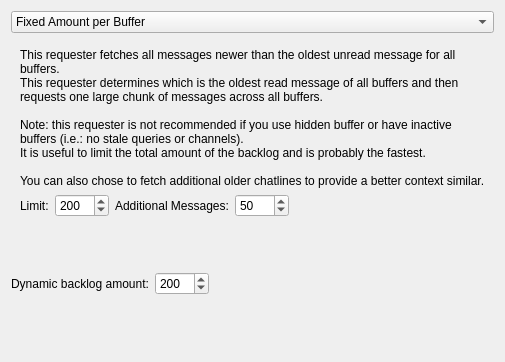
The window that src/qtui/settingspages/backlogsettingspage.ui (quassel/quassel) describes before a commit, drawn with Qt 5.
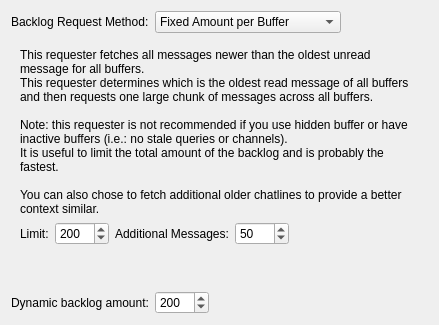
The same window after the commit. The open tabs and pages were chosen to show the change.

What changed in the file:
```diff
--- a/src/qtui/settingspages/backlogsettingspage.ui
+++ b/src/qtui/settingspages/backlogsettingspage.ui
@@ -5,8 +5,8 @@
    <rect>
     <x>0</x>
     <y>0</y>
-    <width>505</width>
-    <height>362</height>
+    <width>439</width>
+    <height>325</height>
    </rect>
   </property>
   <property name="windowTitle" >
@@ -14,6 +14,15 @@
   </property>
   <layout class="QVBoxLayout" name="verticalLayout" >
    <item>
+    <layout class="QHBoxLayout" name="horizontalLayout_5" >
+     <item>
+      <widget class="QLabel" name="label_3" >
+       <property name="text" >
+        <string>Backlog Request Method:</string>
+       </property>
+      </widget>
+     </item>
+     <item>
     <widget class="QComboBox" name="requesterType" >
      <item>
       <property name="text" >
@@ -33,6 +42,21 @@
     </widget>
    </item>
    <item>
+      <spacer name="horizontalSpacer_4" >
+       <property name="orientation" >
+        <enum>Qt::Horizontal</enum>
+       </property>
+       <property name="sizeHint" stdset="0" >
+        <size>
+         <width>40</width>
+         <height>20</height>
+        </size>
+       </property>
+      </spacer>
+     </item>
+    </layout>
+   </item>
+   <item>
     <widget class="QStackedWidget" name="stackedWidget" >
      <property name="currentIndex" >
       <number>1</number>
@@ -225,6 +249,14 @@
       </layout>
      </widget>
      <widget class="QWidget" name="Seite" >
+      <property name="geometry" >
+       <rect>
+        <x>0</x>
+        <y>0</y>
+        <width>100</width>
+        <height>30</height>
+       </rect>
+      </property>
       <layout class="QVBoxLayout" name="verticalLayout_4" >
        <item>
         <widget class="QLabel" name="label_15" >
```
Left out of the diff: 4 changed lines with no effect on the pictures. Lines whose indentation alone changed are shown as unchanged.
